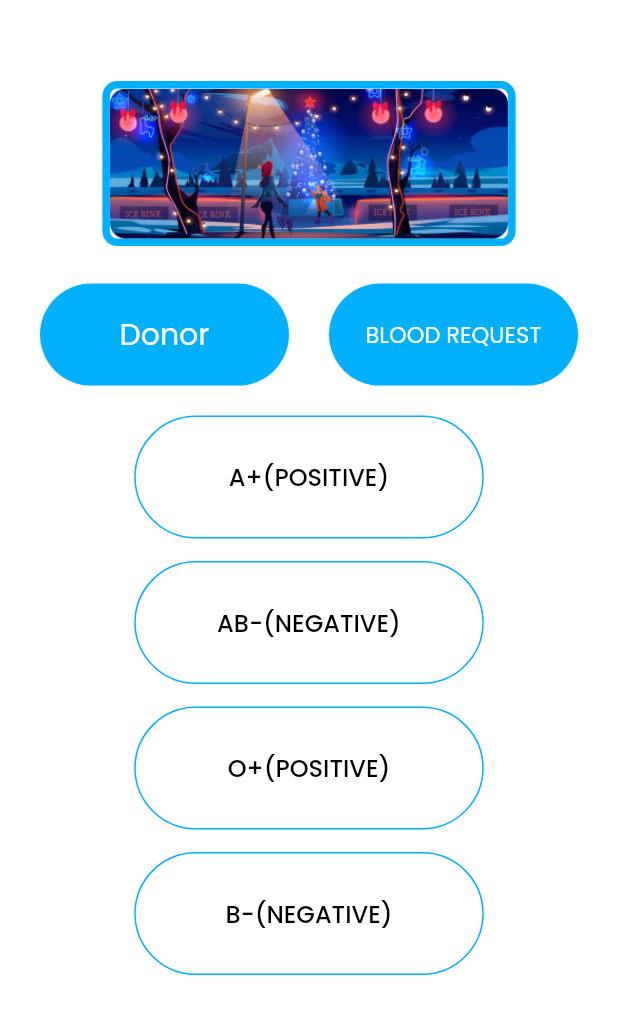
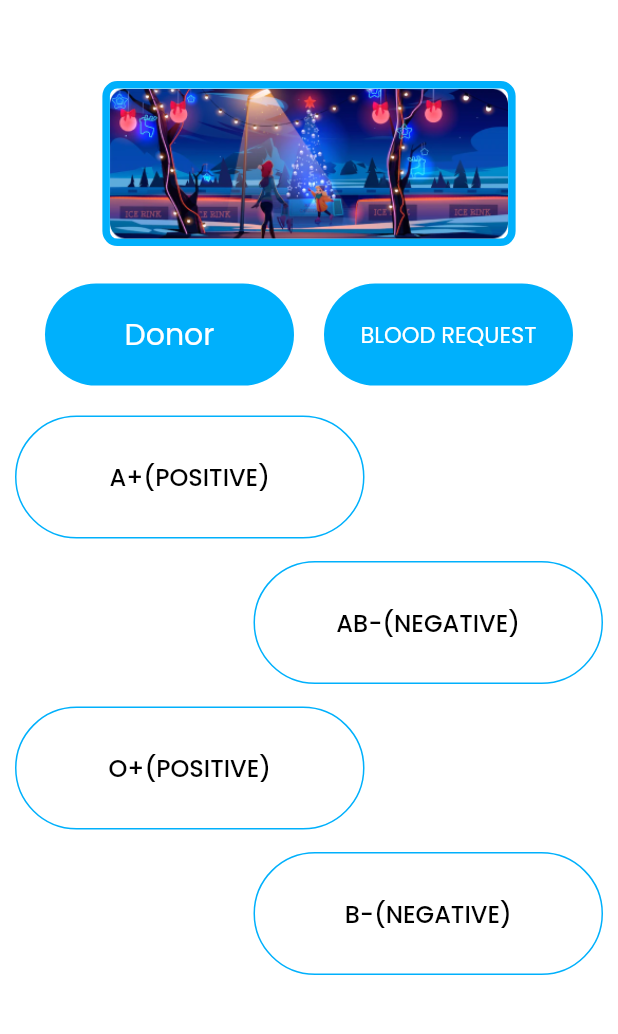
Before and after one commit to protimjoy/nabeen, a Flutter app: the BloodDonor2 screen opened directly, on a phone screen of 412 x 824 dp, the part 95-1129 px from its top. Run offline on Flutter 3.47's test engine with Material 2 defaults, Android fonts, the phone set to English and light mode, and no system bars; drawn by our look-alikes of carousel_slider; our stand-ins replace curved_navigation_bar, dropdown_button2, google_fonts, marquee.

Commit message:
All Project

```diff
--- a/lib/main.dart
+++ b/lib/main.dart
@@ -1,4 +1,5 @@
 import 'package:flutter/material.dart';
+import 'package:nabeen/screen/blood_donor_2.dart';
 import 'package:nabeen/screen/landing_page.dart';
 import 'package:nabeen/screen/voluntary_service.dart';
 
@@ -28,7 +29,7 @@ class MyApp extends StatelessWidget {
         //
         // )
       ),
-      home: VolutaryService(),
+      home: BloodDonor2(),
     );
   }
 }
--- a/lib/screen/blood_donor_2.dart
+++ b/lib/screen/blood_donor_2.dart
@@ -16,7 +16,7 @@ class BloodDonor2 extends StatelessWidget {
               child: customAppBar()),
           Expanded(flex:9,
               child: Padding(
-                padding: const EdgeInsets.symmetric(vertical: 30.0),
+                padding: const EdgeInsets.symmetric(vertical: 30.0,horizontal: 10),
                 child: Column(
                   children: [
                     ImageSlider(),
@@ -30,13 +30,33 @@ class BloodDonor2 extends StatelessWidget {
                         ],
                       ),
                     ),
-                    CustomButton(onTap: (){}, fontsize: 16, textColor: black, backgroundColor: white, borderColor: customSkyBlue, height: 82, width: 233, text: "A+(POSITIVE)", FontWeight: fw500),
+                    Row(
+                      children: [
+                        CustomButton(onTap: (){}, fontsize: 16, textColor: black, backgroundColor: white, borderColor: customSkyBlue, height: 82, width: 233, text: "A+(POSITIVE)", FontWeight: fw500),
+                        Spacer()
+                      ],
+                    ),
                     SizedBox(height: 15),
-                    CustomButton(onTap: (){}, fontsize: 16, textColor: black, backgroundColor: white, borderColor: customSkyBlue, height: 82, width: 233, text: "AB-(NEGATIVE)", FontWeight: fw500),
+                    Row(
+                      children: [
+                        Spacer(),
+                        CustomButton(onTap: (){}, fontsize: 16, textColor: black, backgroundColor: white, borderColor: customSkyBlue, height: 82, width: 233, text: "AB-(NEGATIVE)", FontWeight: fw500),
+                      ],
+                    ),
                     SizedBox(height: 15),
-                    CustomButton(onTap: (){}, fontsize: 16, textColor: black, backgroundColor: white, borderColor: customSkyBlue, height: 82, width: 233, text: "O+(POSITIVE)", FontWeight: fw500),
+                    Row(
+                      children: [
+                        CustomButton(onTap: (){}, fontsize: 16, textColor: black, backgroundColor: white, borderColor: customSkyBlue, height: 82, width: 233, text: "O+(POSITIVE)", FontWeight: fw500),
+                        Spacer()
+                      ],
+                    ),
                     SizedBox(height: 15),
-                    CustomButton(onTap: (){}, fontsize: 16, textColor: black, backgroundColor: white, borderColor: customSkyBlue, height: 82, width: 233, text: "B-(NEGATIVE)", FontWeight: fw500),
+                    Row(
+                      children: [
+                        Spacer(),
+                        CustomButton(onTap: (){}, fontsize: 16, textColor: black, backgroundColor: white, borderColor: customSkyBlue, height: 82, width: 233, text: "B-(NEGATIVE)", FontWeight: fw500),
+                      ],
+                    ),
 
                   ],
                 ),
```
